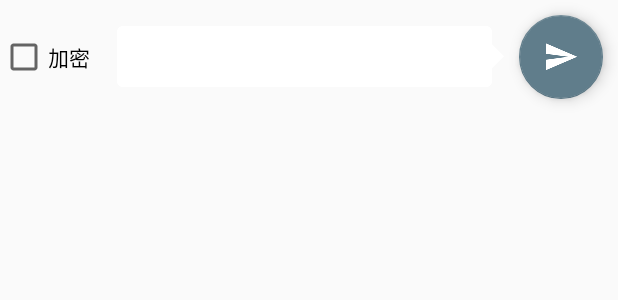
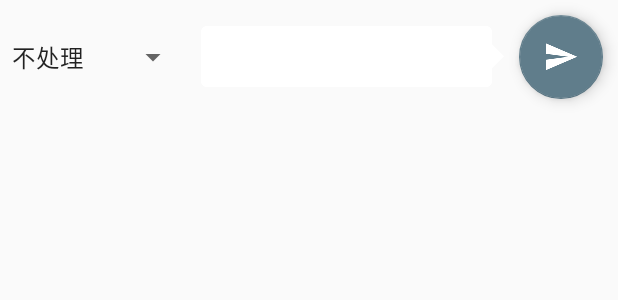
Before and after one commit to SHAU-LOK/SecretMessager, an Android app: the layout view_compose.xml on its own in the app's theme, with its tools: preview values and no code run, on a phone screen of 412 x 824 dp. Shown: the top 300 px of the screen. Run offline under Robolectric (Android 15) with nearby library versions, the phone set to English and light mode, and no system bars.

Commit message:
ui增加rsa

```diff
--- a/app/src/main/res/layout/view_compose.xml
+++ b/app/src/main/res/layout/view_compose.xml
@@ -9,14 +9,22 @@
         android:id="@+id/checkbox_encrypt"
         android:layout_width="wrap_content"
         android:layout_height="wrap_content"
-        android:layout_marginRight="10dp"
+        android:text="AES加密"
+        android:visibility="gone" />
+
+
+    <Spinner
+        android:id="@+id/spinner"
+        android:layout_width="wrap_content"
+        android:layout_height="wrap_content"
         android:layout_gravity="center_vertical"
-        android:text="加密" />
+        android:entries="@array/spinner_encrypt_method" />
 
 
     <RelativeLayout
         android:layout_width="match_parent"
-        android:layout_height="wrap_content">
+        android:layout_height="wrap_content"
+        android:layout_gravity="center_vertical">
 
 
         <android.support.design.widget.FloatingActionButton
--- /dev/null
+++ b/app/src/main/res/values/arrays.xml
@@ -0,0 +1,11 @@
+<?xml version="1.0" encoding="utf-8"?>
+<resources>
+
+    <string-array name="spinner_encrypt_method">
+
+        <item>不处理</item>
+        <item>AES加密</item>
+        <item>RSA加密</item>
+    </string-array>
+
+</resources>
```
Also changed, not shown: app/src/main/java/com/shootloking/secretmessager/view/ComposeActivity.java (+63 -23 lines), app/src/main/java/com/shootloking/secretmessager/view/MessageListActivity.java (+65 -18 lines).
